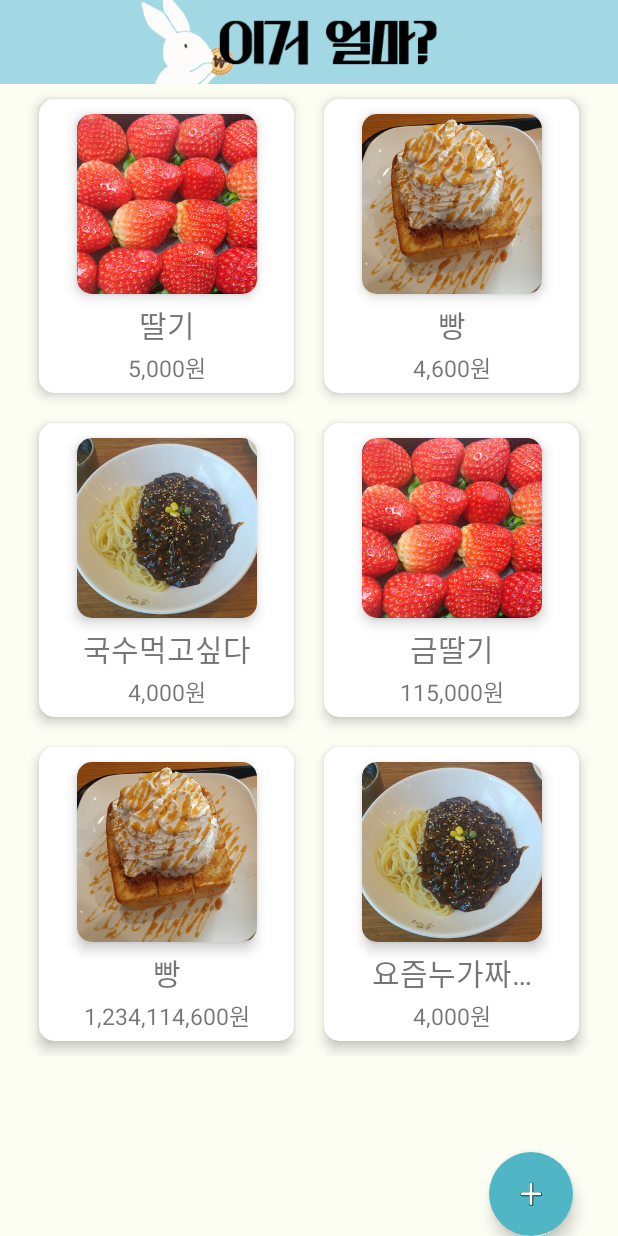
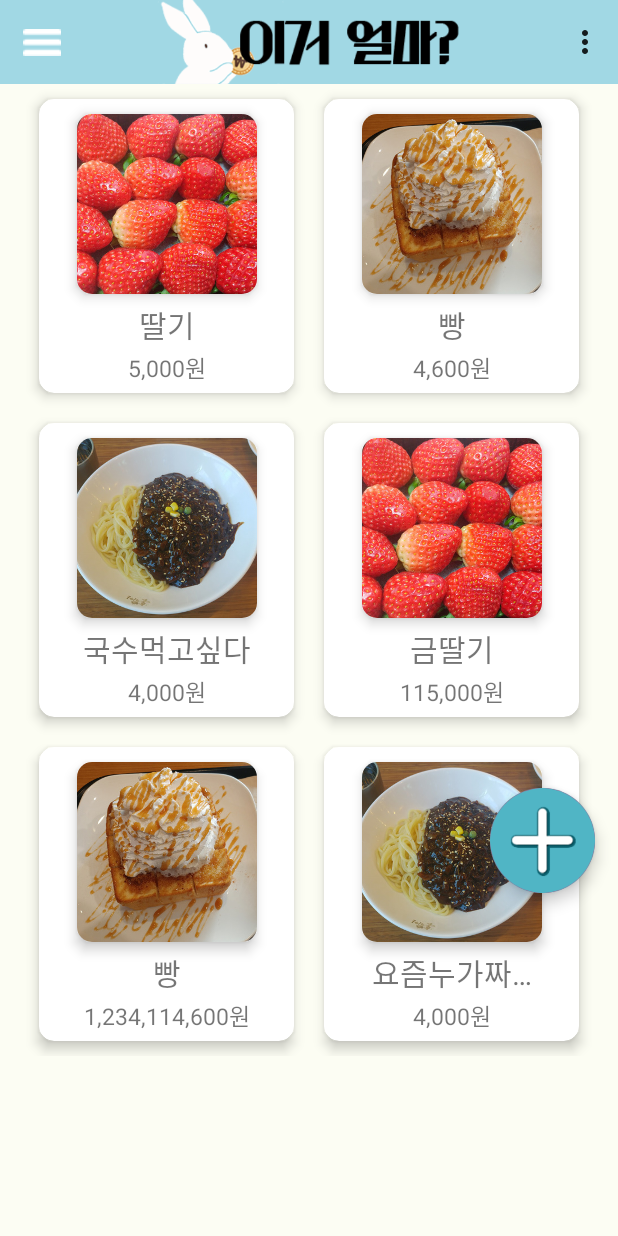
Before and after one commit to ChoiysApple/Price_This, an Android app: the screen it shows after launch (MainActivity), on a phone screen of 412 x 824 dp. Run offline under Robolectric (Android 15) with nearby library versions, the phone set to English and light mode, and no system bars; our stand-ins replace Firebase (no records; nobody signed in at launch, a user with empty details on screens opened directly).

Commit message:
플로팅 버튼 세부 조정 및 햄버거 메뉴 추가중

```diff
--- a/Price_this/app/src/main/java/com/example/price_this/price_this/GoodsInfo.java
+++ b/Price_this/app/src/main/java/com/example/price_this/price_this/GoodsInfo.java
@@ -5,19 +5,25 @@ import java.util.ArrayList;
 public class GoodsInfo {
 
     public int goodsPicture;
-    public String goodsPrice;
+    public String crrtgoodsPrice;
+    public String rgstgoodsPrice;
+    public String goodsRank;
     public String goodsName;
     public ArrayList<String> goodsTag;
 
-    public GoodsInfo(int goodsPicture, String goodsPrice, String goodsName) {
+    public GoodsInfo(int goodsPicture, String crrtgoodsPrice, String rgstgoodsPrice, String goodsRank, String goodsName) {
         this.goodsPicture = goodsPicture;
-        this.goodsPrice = goodsPrice;
+        this.crrtgoodsPrice = crrtgoodsPrice;
+        this.rgstgoodsPrice = rgstgoodsPrice;
+        this.goodsRank = goodsRank;
         this.goodsName = goodsName;
     }
 
-    public GoodsInfo(int goodsPicture, String goodsPrice, String goodsName, ArrayList<String> goodsTag) {
+    public GoodsInfo(int goodsPicture, String crrtgoodsPrice, String rgstgoodsPrice, String goodsRank, String goodsName, ArrayList<String> goodsTag) {
         this.goodsPicture = goodsPicture;
-        this.goodsPrice = goodsPrice;
+        this.crrtgoodsPrice = crrtgoodsPrice;
+        this.rgstgoodsPrice = rgstgoodsPrice;
+        this.goodsRank = goodsRank;
         this.goodsName = goodsName;
         this.goodsTag = goodsTag;
     }
--- a/Price_this/app/src/main/java/com/example/price_this/price_this/MainActivity.java
+++ b/Price_this/app/src/main/java/com/example/price_this/price_this/MainActivity.java
@@ -3,15 +3,15 @@ package com.example.price_this.price_this;
 import android.content.Intent;
 import android.os.Bundle;
 import android.support.design.widget.FloatingActionButton;
-import android.support.v4.content.ContextCompat;
-import android.support.v7.app.ActionBar;
 import android.support.v7.app.AppCompatActivity;
 import android.support.v7.widget.GridLayoutManager;
-import android.support.v7.widget.LinearLayoutManager;
 import android.support.v7.widget.RecyclerView;
-import android.view.PointerIcon;
+import android.support.v7.widget.Toolbar;
+import android.view.Menu;
+import android.view.MenuInflater;
+import android.view.MenuItem;
 import android.view.View;
-import android.widget.Button;
+import android.widget.Toast;
 
 import com.google.firebase.database.DatabaseReference;
 import com.google.firebase.database.FirebaseDatabase;
@@ -24,18 +24,28 @@ public class MainActivity extends AppCompatActivity {
     RecyclerView.LayoutManager mLayoutManager;
     DatabaseReference goodsDatabase;
     FloatingActionButton btn_floating;
-
+    Toolbar naviBar;
 
     @Override
     protected void onCreate(Bundle savedInstanceState) {
         super.onCreate(savedInstanceState);
+        /*
         try{
             getSupportActionBar().setDisplayOptions(ActionBar.DISPLAY_SHOW_CUSTOM);
             getSupportActionBar().setBackgroundDrawable(ContextCompat.getDrawable(this, R.drawable.app_banner));
         } catch (Exception e){
             System.out.println(e.getMessage());
         }
+        */
         setContentView(R.layout.activity_main);
+
+        //네비게이션바(액션바) 설정
+        naviBar = (Toolbar)findViewById(R.id.rabbit_toolbar);
+        setSupportActionBar(naviBar);
+        getSupportActionBar().setIcon(R.drawable.app_banner);
+        getSupportActionBar().setDisplayShowTitleEnabled(false);
+        getSupportActionBar().setDisplayHomeAsUpEnabled(true);
+        getSupportActionBar().setHomeAsUpIndicator(R.drawable.hamburger);
 
         //리사이클러뷰 설정
         mRecyclerView = findViewById(R.id.recycler_view);
@@ -59,16 +69,36 @@ public class MainActivity extends AppCompatActivity {
         tags.add("음식");
 
         ArrayList<GoodsInfo> GoodsInfoArrayList = new ArrayList<>();
-        GoodsInfoArrayList.add(new GoodsInfo(R.drawable.berry,"5,000원", "딸기", tags));
-        GoodsInfoArrayList.add(new GoodsInfo(R.drawable.bread, "4,600원", "빵", null));
-        GoodsInfoArrayList.add(new GoodsInfo(R.drawable.noodle, "4,000원", "국수먹고싶다", null));
-        GoodsInfoArrayList.add(new GoodsInfo(R.drawable.berry,"115,000원", "금딸기", null));
-        GoodsInfoArrayList.add(new GoodsInfo(R.drawable.bread, "1,234,114,600원", "빵", null));
-        GoodsInfoArrayList.add(new GoodsInfo(R.drawable.noodle, "4,000원", "요즘누가짜장면을사천원에팔아", null));
+        GoodsInfoArrayList.add(new GoodsInfo(R.drawable.berry,"5,000원", "6,000원", "A", "딸기", tags));
+        GoodsInfoArrayList.add(new GoodsInfo(R.drawable.bread, "4,600원","6,000원", "A",  "빵", tags));
+        GoodsInfoArrayList.add(new GoodsInfo(R.drawable.noodle, "4,000원","8,000원", "B",  "국수먹고싶다", tags));
+        GoodsInfoArrayList.add(new GoodsInfo(R.drawable.berry,"115,000원", "116,000원", "S", "금딸기", tags));
+        GoodsInfoArrayList.add(new GoodsInfo(R.drawable.bread, "1,234,114,600원", "2,136,500원", "S", "빵", tags));
+        GoodsInfoArrayList.add(new GoodsInfo(R.drawable.noodle, "4,000원","6,000원", "C",  "요즘누가짜장면을사천원에팔아", tags));
 
 
         MyAdapter myAdapter = new MyAdapter(GoodsInfoArrayList);
 
         mRecyclerView.setAdapter(myAdapter);
     }
+//네비게이션바 설정하기
+    public boolean onCreateOptionsMenu(Menu menu) {
+        //return super.onCreateOptionsMenu(menu);
+        MenuInflater menuInflater = getMenuInflater();
+        menuInflater.inflate(R.menu.navigation_menu, menu);
+        return true;
+    }
+
+    public boolean onOptionsItemSelected(MenuItem item) {
+        //return super.onOptionsItemSelected(item);
+        switch (item.getItemId()) {
+            case R.id.rgst:
+                return true;
+
+            default:
+                Toast.makeText(getApplicationContext(), "나머지 버튼 클릭됨", Toast.LENGTH_LONG).show();
+                return super.onOptionsItemSelected(item);
+
+        }
+    }
 }
--- a/Price_this/app/src/main/java/com/example/price_this/price_this/MyAdapter.java
+++ b/Price_this/app/src/main/java/com/example/price_this/price_this/MyAdapter.java
@@ -2,7 +2,6 @@ package com.example.price_this.price_this;
 
 import android.content.Context;
 import android.content.Intent;
-import android.support.v7.app.AppCompatActivity;
 import android.support.v7.widget.RecyclerView;
 import android.view.LayoutInflater;
 import android.view.View;
@@ -48,7 +47,7 @@ public class MyAdapter extends RecyclerView.Adapter<RecyclerView.ViewHolder> {
         final MyViewHolder myViewHolder = (MyViewHolder) holder;
 
         myViewHolder.imgViewPicture.setImageResource(goodsInfoArrayList.get(position).goodsPicture);
-        myViewHolder.txtViewPrice.setText(goodsInfoArrayList.get(position).goodsPrice);
+        myViewHolder.txtViewPrice.setText(goodsInfoArrayList.get(position).crrtgoodsPrice);
         myViewHolder.txtViewGoodsName.setText(goodsInfoArrayList.get(position).goodsName);
 
         myViewHolder.itemView.setOnClickListener(new View.OnClickListener() {
@@ -59,7 +58,7 @@ public class MyAdapter extends RecyclerView.Adapter<RecyclerView.ViewHolder> {
                 intent = new Intent(context, Product.class);
                 intent.putExtra("name", goodsInfoArrayList.get(position).goodsName);
                 intent.putExtra("image", goodsInfoArrayList.get(position).goodsPicture);
-                intent.putExtra("price", goodsInfoArrayList.get(position).goodsPrice);
+                intent.putExtra("price", goodsInfoArrayList.get(position).crrtgoodsPrice);
                 intent.putExtra("Tags", goodsInfoArrayList.get(position).goodsTag);
                 context.startActivity(intent);
                 Toast.makeText(context, "이거는 "+goodsInfoArrayList.get(position).goodsName+ "이야 으아악 누르지마", Toast.LENGTH_SHORT).show();
--- a/Price_this/app/src/main/java/com/example/price_this/price_this/MyPageAnswer.java
+++ b/Price_this/app/src/main/java/com/example/price_this/price_this/MyPageAnswer.java
@@ -55,7 +55,7 @@ public class MyPageAnswer extends RecyclerView.Adapter<RecyclerView.ViewHolder>
                 intent = new Intent(context, Product.class);
                 intent.putExtra("name", goodsInfoArrayList.get(position).goodsName);
                 intent.putExtra("image", goodsInfoArrayList.get(position).goodsPicture);
-                intent.putExtra("price", goodsInfoArrayList.get(position).goodsPrice);
+                intent.putExtra("price", goodsInfoArrayList.get(position).crrtgoodsPrice);
                 intent.putExtra("Tags", goodsInfoArrayList.get(position).goodsTag);
                 context.startActivity(intent);
                 Toast.makeText(context, "이거는 "+goodsInfoArrayList.get(position).goodsName+ "이야 으아악 누르지마", Toast.LENGTH_SHORT).show();
--- a/Price_this/app/src/main/java/com/example/price_this/price_this/MyPageQuestion.java
+++ b/Price_this/app/src/main/java/com/example/price_this/price_this/MyPageQuestion.java
@@ -55,7 +55,7 @@ public class MyPageQuestion extends RecyclerView.Adapter<RecyclerView.ViewHolder
                 intent = new Intent(context, Product.class);
                 intent.putExtra("name", goodsInfoArrayList.get(position).goodsName);
                 intent.putExtra("image", goodsInfoArrayList.get(position).goodsPicture);
-                intent.putExtra("price", goodsInfoArrayList.get(position).goodsPrice);
+                intent.putExtra("price", goodsInfoArrayList.get(position).crrtgoodsPrice);
                 intent.putExtra("Tags", goodsInfoArrayList.get(position).goodsTag);
                 context.startActivity(intent);
                 Toast.makeText(context, "이거는 "+goodsInfoArrayList.get(position).goodsName+ "이야 으아악 누르지마", Toast.LENGTH_SHORT).show();
--- a/Price_this/app/src/main/res/layout/activity_main.xml
+++ b/Price_this/app/src/main/res/layout/activity_main.xml
@@ -5,7 +5,19 @@
     android:layout_width="match_parent"
     android:layout_height="wrap_content"
     android:background="#fcfdf3">
+
+    <android.support.v7.widget.Toolbar
+        android:id="@+id/rabbit_toolbar"
+        android:layout_width="wrap_content"
+        android:layout_height="?attr/actionBarSize"
+        android:layout_alignParentTop="true"
+        android:background="#a1d8e4"
+        android:scaleType="centerInside"
+        android:theme="@style/ThemeOverlay.AppCompat.ActionBar"
+        app:popupTheme="@style/ThemeOverlay.AppCompat.Light" />
+
     <TableLayout
+        android:layout_below="@+id/rabbit_toolbar"
         android:layout_width="match_parent"
         android:layout_height="match_parent">
     <TableRow
@@ -22,15 +34,19 @@
 
     </TableRow>
     </TableLayout>
+
     <android.support.design.widget.FloatingActionButton
         android:id="@+id/btn_floating"
         android:layout_width="wrap_content"
         android:layout_height="wrap_content"
-        android:layout_alignParentBottom="true"
         android:layout_alignParentRight="true"
-        android:layout_margin="30dp"
+        android:layout_marginStart="30dp"
+        android:layout_marginLeft="30dp"
+        android:layout_marginTop="525dp"
+        android:layout_marginEnd="15dp"
+        android:layout_marginRight="15dp"
+        android:scaleType="fitCenter"
+        android:src="@drawable/btn_write_post"
         app:borderWidth="0dp"
-        app:fabSize="normal"
-        android:backgroundTint="#50b5c5"
-        android:src="@drawable/btn_write_post"/>
+        app:fabSize="normal" />
 </RelativeLayout>
--- a/Price_this/app/src/main/res/layout/mypage_answer.xml
+++ b/Price_this/app/src/main/res/layout/mypage_answer.xml
@@ -1,6 +1,8 @@
 <?xml version="1.0" encoding="utf-8"?>
 <android.support.constraint.ConstraintLayout
     xmlns:android="http://schemas.android.com/apk/res/android"
+    xmlns:tools="http://schemas.android.com/tools"
+    android:id="@+id/mypage_answer"
     android:layout_width="wrap_content"
     android:layout_height="wrap_content"
     android:layout_marginTop="10dp"
@@ -8,7 +10,8 @@
     android:layout_marginBottom="10dp">
     <RelativeLayout
         android:layout_width="120dp"
-        android:layout_height="match_parent">
+        android:layout_height="match_parent"
+        tools:ignore="MissingConstraints">
         <TextView
             android:id="@+id/txtView_productName"
             android:layout_width="wrap_content"
--- a/Price_this/app/src/main/res/layout/mypage_question.xml
+++ b/Price_this/app/src/main/res/layout/mypage_question.xml
@@ -1,6 +1,8 @@
 <?xml version="1.0" encoding="utf-8"?>
 <android.support.constraint.ConstraintLayout
     xmlns:android="http://schemas.android.com/apk/res/android"
+    xmlns:tools="http://schemas.android.com/tools"
+    android:id="@+id/mypage_question"
     android:layout_width="wrap_content"
     android:layout_height="wrap_content"
     android:layout_marginLeft="10dp"
@@ -8,7 +10,8 @@
     android:layout_marginBottom="10dp">
     <RelativeLayout
         android:layout_width="120dp"
-        android:layout_height="match_parent">
+        android:layout_height="match_parent"
+        tools:ignore="MissingConstraints">
         <TextView
             android:id="@+id/txtView_productName"
             android:layout_width="wrap_content"
--- /dev/null
+++ b/Price_this/app/src/main/res/menu/navigation_menu.xml
@@ -0,0 +1,37 @@
+<?xml version="1.0" encoding="utf-8"?>
+<menu xmlns:android="http://schemas.android.com/apk/res/android">
+    <group android:checkableBehavior="single">
+        <item
+            android:id="@+id/account"
+            android:icon="@drawable/rabbit"
+            android:title="계정"
+            />
+        <item
+            android:id="@+id/rgst"
+            android:icon="@drawable/rabbit"
+            android:title="등록한 상품"
+            />
+        <item
+            android:id="@+id/command"
+            android:icon="@drawable/rabbit"
+            android:title="댓글 단 상품"
+            />
+    </group>
+    <group android:checkableBehavior="single">
+        <item
+            android:id="@+id/bug_report"
+            android:icon="@drawable/rabbit"
+            android:title="버그 리포트"
+            />
+        <item
+            android:id="@+id/setting"
+            android:icon="@drawable/rabbit"
+            android:title="설정"
+            />
+        <item
+            android:id="@+id/logout"
+            android:icon="@drawable/rabbit"
+            android:title="로그아웃"
+            />
+    </group>
+</menu>
--- a/Price_this/app/src/main/res/values/styles.xml
+++ b/Price_this/app/src/main/res/values/styles.xml
@@ -1,7 +1,7 @@
 <resources>
 
     <!-- Base application theme. -->
-    <style name="AppTheme" parent="Theme.AppCompat.Light.DarkActionBar">
+    <style name="AppTheme" parent="Theme.AppCompat.Light.NoActionBar">
         <!-- Customize your theme here. -->
         <item name="colorPrimary">@color/colorPrimary</item>
         <item name="colorPrimaryDark">@color/colorPrimaryDark</item>
```
Also changed, not shown: Price_this/app/src/main/java/com/example/price_this/price_this/MyPage.java (+7 -6 lines), Price_this/app/src/main/res/layout/action_bar.xml (deleted, +0 -16 lines), Price_this/app/src/main/res/layout/navi_header.xml (added, +39 -0 lines), Price_this/app/src/main/res/values/dimens.xml (added, +8 -0 lines), Price_this/app/src/main/res/drawable/app_banner.png, Price_this/app/src/main/res/drawable/hamburger.png (added), Price_this/app/src/main/res/drawable/rabbit.png (added).
